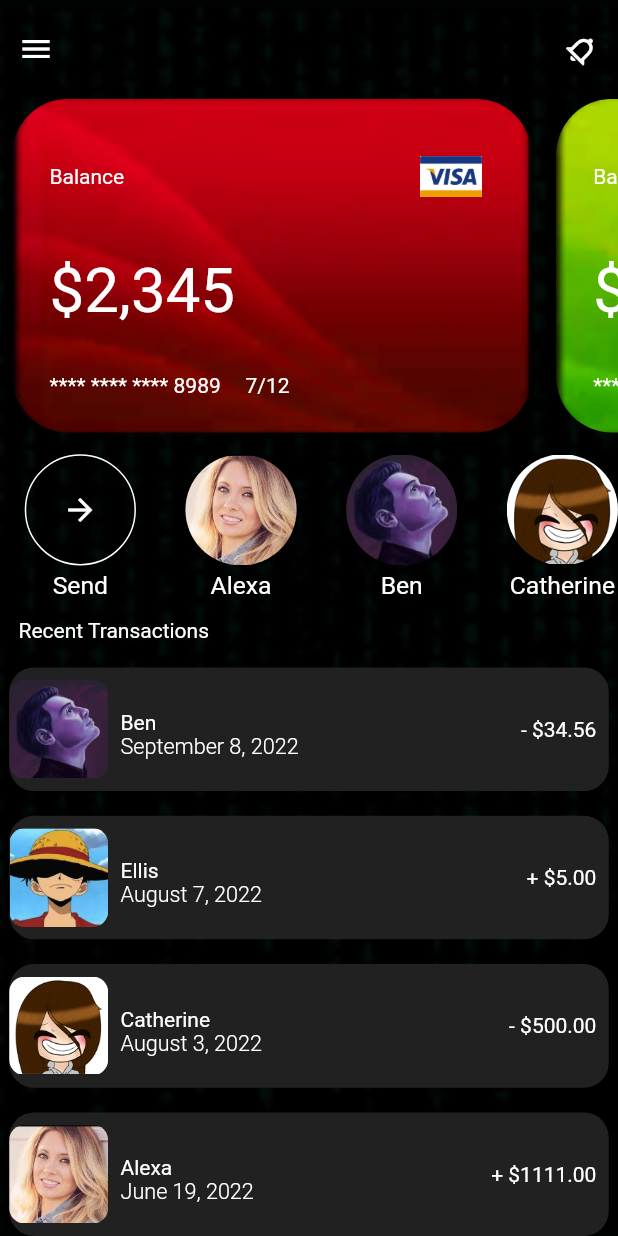
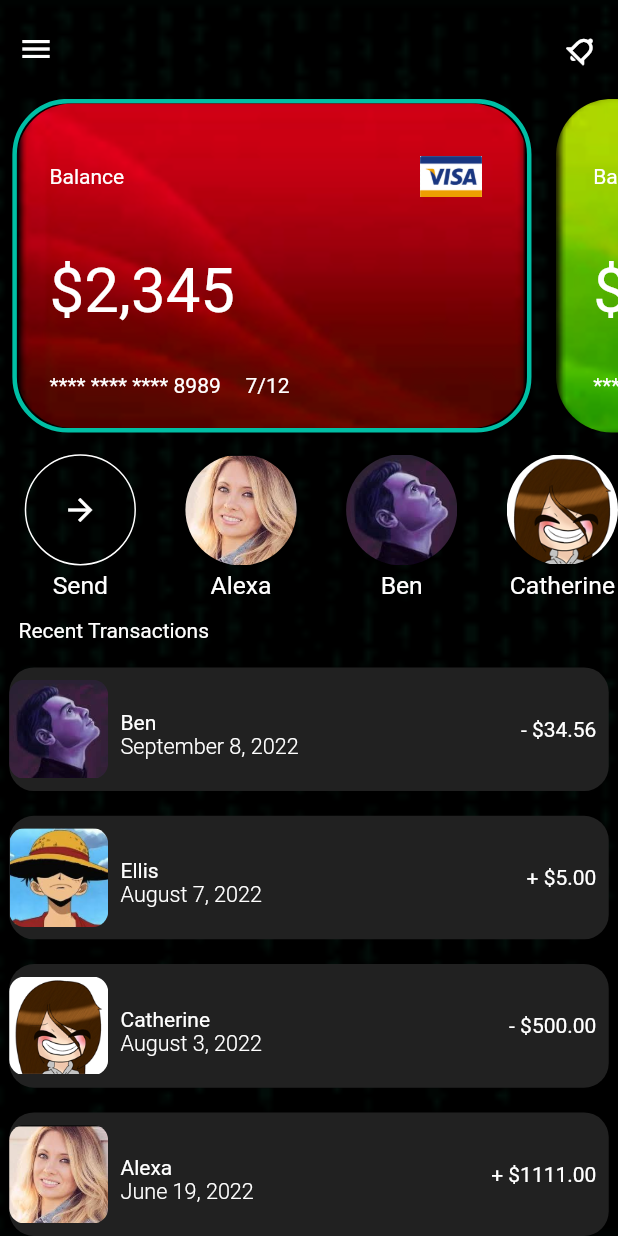
Before and after one commit to L1ght5p33D/mobile_payments_app_interface, a Flutter app: the screen it shows after launch, on a phone screen of 412 x 824 dp. Run offline on Flutter 3.47's test engine with Material 2 defaults, Android fonts, the phone set to English and light mode, and no system bars.

Commit message:
wrap success home push with state

```diff
--- a/lib/AppStateModel.dart
+++ b/lib/AppStateModel.dart
@@ -2,16 +2,12 @@
 
 class AppState{
 
-  List cards_chosen = [false, false, false];
+  List cards_chosen = [true, false, false];
   int card_chosen_idx = 0;
 
   reset_cards_chosen(int card_idx){
     cards_chosen = [false, false, false];
     cards_chosen[card_idx] = true;
-    // setState(() {
-    //   cards_chosen;
-    //   card_chosen_idx = card_idx;
-    // });
   }
 
 }
--- a/lib/ca_state.dart
+++ b/lib/ca_state.dart
@@ -31,11 +31,11 @@ class AppStateContainer extends StatefulWidget {
   AppStateContainer(
       {Key? key,
         required this.child,
-        required this.state,
+        this.state,
 });
 
   // Your apps state is managed by the container
-  AppState state = AppState();
+  AppState? state;
 
 
   // This widget is simply the root of the tree,
@@ -62,7 +62,7 @@ class AppStateContainer extends StatefulWidget {
 class AppStateContainerState extends State<AppStateContainer> {
   // Just padding the state through so we don't have to
   // manipulate it with widget.state.
-  AppState state = AppState();
+  AppState? state;
 
   void updateState() {
     setState(() {
@@ -79,7 +79,7 @@ class AppStateContainerState extends State<AppStateContainer> {
     // for existing users and all that.
 
     print("Init AppStateContainerState");
-    // state = AppState();
+    state = AppState();
     super.initState();
   }
 
--- a/lib/cash_app_home.dart
+++ b/lib/cash_app_home.dart
@@ -18,14 +18,15 @@ class _CashHomePageState extends State<CashHomePage> {
 
   ScrollController card_scroll_controller = ScrollController();
 
-  AppStateContainerState asc = AppStateContainerState();
-  AppState state = AppState();
+  AppStateContainerState? asc ;
+  AppState? state;
 
   @override
   Widget build(BuildContext context) {
     ss = MediaQuery.of(context).size;
+
     asc = AppStateContainer.of(context);
-    state = asc.state;
+    state = asc!.state;
 
     return SafeArea(child: Scaffold(
       body: Stack(children:[
@@ -95,7 +96,7 @@ class _CashHomePageState extends State<CashHomePage> {
                                 ])));
                     }
                     return RecentBFS_LVI(
-                      benef: benef_data[benef_idx - 1], benef_idx: benef_idx -1, card_chosen_idx: state.card_chosen_idx,);
+                      benef: benef_data[benef_idx - 1]);
                   })),
 
 
--- a/lib/creditcard_lvi.dart
+++ b/lib/creditcard_lvi.dart
@@ -7,15 +7,13 @@ class CreditCardLVI extends StatefulWidget {
   CreditCardLVI({Key? key, required this.card_data,
     required this.card_idx,
     required this.scroll_controller,
-    // required this.card_chosen,
-    // required this.reset_cards_chosen
+
   }) : super(key: key);
 
   Map card_data;
   int card_idx;
   ScrollController scroll_controller;
-  // bool card_chosen;
-  // Function reset_cards_chosen;
+
 
   @override
   _CreditCardLVIState createState() => _CreditCardLVIState();
@@ -23,28 +21,14 @@ class CreditCardLVI extends StatefulWidget {
 
 class _CreditCardLVIState extends State<CreditCardLVI> {
 
-bool card_chosen = false;
 
-@override
-  void initState() {
-  print("lvi state init called");
-  if (widget.card_idx == 0){
-    card_chosen = true;
-  }
-    super.initState();
-  }
-
-  AppStateContainerState asc = AppStateContainerState();
-  AppState state = AppState();
+  AppStateContainerState? asc;
+  AppState? state;
 
   @override
   Widget build(BuildContext context) {
   asc = AppStateContainer.of(context);
-    state = asc.state;
-
-    print("State cards chosen:: " + state.cards_chosen.toString());
-
-  // card_chosen = widget.card_chosen;
+    state = asc!.state;
 
     String card_img_path = "";
     if (widget.card_idx.remainder(3) == 2){
@@ -68,14 +52,14 @@ bool card_chosen = false;
               curve: Curves.easeOut);
 
               setState(() {
-                state.cards_chosen = [false, false, false];
-                state.cards_chosen[widget.card_idx] = true;
-                state.card_chosen_idx = widget.card_idx;
+                state!.cards_chosen = [false, false, false];
+                state!.cards_chosen[widget.card_idx] = true;
+                state!.card_chosen_idx = widget.card_idx;
               });
 
               print("Widget card idx:: " + widget.card_idx.toString());
 
-              asc.updateState();
+              asc!.updateState();
 
         },
     child:Container(
@@ -89,8 +73,8 @@ bool card_chosen = false;
                       height: card_height,
                       decoration: BoxDecoration(
                           borderRadius: BorderRadius.circular(ss.width*.09),
-                          border: Border.all(width: state.cards_chosen[widget.card_idx]? 3.0: 0.0,
-                              color:state.cards_chosen[widget.card_idx]? Colors.tealAccent[700]!: Colors.transparent)
+                          border: Border.all(width: state!.cards_chosen[widget.card_idx]? 3.0: 0.0,
+                              color:state!.cards_chosen[widget.card_idx]? Colors.tealAccent[700]!: Colors.transparent)
                       ),
                       // padding: EdgeInsets.only(right:ss.width*.02),
                       child:
--- a/lib/main.dart
+++ b/lib/main.dart
@@ -4,19 +4,17 @@ import 'package:cash_app_interface/ca_state.dart';
 import 'package:cash_app_interface/AppStateModel.dart';
 
 void main() {
-  runApp(MyApp());
+  runApp(CashApp());
 }
 
 
 
-class MyApp extends StatelessWidget {
-  MyApp({super.key});
-
-  AppStateContainerState asc = AppStateContainerState();
-  AppState state = AppState();
+class CashApp extends StatelessWidget {
+  CashApp({super.key});
 
   @override
   Widget build(BuildContext context) {
+    print("myapp build");
     return MaterialApp(
       debugShowCheckedModeBanner: false,
       title: 'Flutter Cash App Demo',
@@ -25,34 +23,7 @@ class MyApp extends StatelessWidget {
         brightness: Brightness.dark,
         scaffoldBackgroundColor: Colors.blueGrey[900]
       ),
-      home:  AppStateContainer(child: CashHomePage(), state:state),
+      home:  AppStateContainer(child: CashHomePage()),
     );
   }
 }
-
-// class MyApp extends StatefulWidget {
-//   const MyApp({Key? key}) : super(key: key);
-//
-//   @override
-//   _MyAppState createState() => _MyAppState();
-// }
-//
-// class _MyAppState extends State<MyApp> {
-//
-//   AppStateContainerState asc = AppStateContainerState();
-//   AppState state = AppState();
-//
-//   @override
-//   Widget build(BuildContext context) {
-//     return MaterialApp(
-//       debugShowCheckedModeBanner: false,
-//       title: 'Flutter Cash App Demo',
-//       theme: ThemeData(
-//           primarySwatch: Colors.blue,
-//           brightness: Brightness.dark,
-//           scaffoldBackgroundColor: Colors.blueGrey[900]
-//       ),
-//       home:  AppStateContainer(child: CashHomePage(), state:state),
-//     );
-//   }
-// }
--- a/lib/recent_benef_lvi.dart
+++ b/lib/recent_benef_lvi.dart
@@ -1,16 +1,21 @@
 import 'package:cash_app_interface/transfer_screen.dart';
 import 'package:flutter/material.dart';
 import 'package:cash_app_interface/ca_globals.dart';
+import 'package:cash_app_interface/ca_state.dart';
+import 'package:cash_app_interface/AppStateModel.dart';
 
 class RecentBFS_LVI extends StatelessWidget {
   RecentBFS_LVI({Key? key, required this.benef}) : super(key: key);
 
   Map benef;
+  AppStateContainerState? asc;
+  AppState? state;
 
   @override
   Widget build(BuildContext context) {
     asc = AppStateContainer.of(context);
-    state = asc.state;
+    state = asc!.state;
+
       return
       Padding(
           padding: EdgeInsets.symmetric(horizontal:ss.width*.04),
@@ -23,7 +28,7 @@ class RecentBFS_LVI extends StatelessWidget {
                   GestureDetector(
             onTap:(){
               Navigator.of(context).push(MaterialPageRoute(builder: (context){
-                return TransferScreen(benef:benef, user_card: user_card_data[card_chosen_idx]);
+                return TransferScreen(benef:benef, user_card: user_card_data[state!.card_chosen_idx]);
               }));
             },
             child:  Container(
--- a/lib/transfer_success_screen.dart
+++ b/lib/transfer_success_screen.dart
@@ -2,6 +2,8 @@ import 'package:flutter/material.dart';
 import 'dart:math' as math;
 import 'package:cash_app_interface/ca_globals.dart';
 import 'package:cash_app_interface/cash_app_home.dart';
+import 'package:cash_app_interface/ca_state.dart';
+import 'package:cash_app_interface/AppStateModel.dart';
 
 class TransferSuccessScreen extends StatelessWidget {
    TransferSuccessScreen({Key? key,
@@ -149,7 +151,7 @@ class TransferSuccessScreen extends StatelessWidget {
             GestureDetector(
               onTap:(){
             Navigator.of(context).push(MaterialPageRoute(builder: (context){
-            return CashHomePage();
+            return AppStateContainer(child:CashHomePage());
             }));
             },
             child:Container(
```
